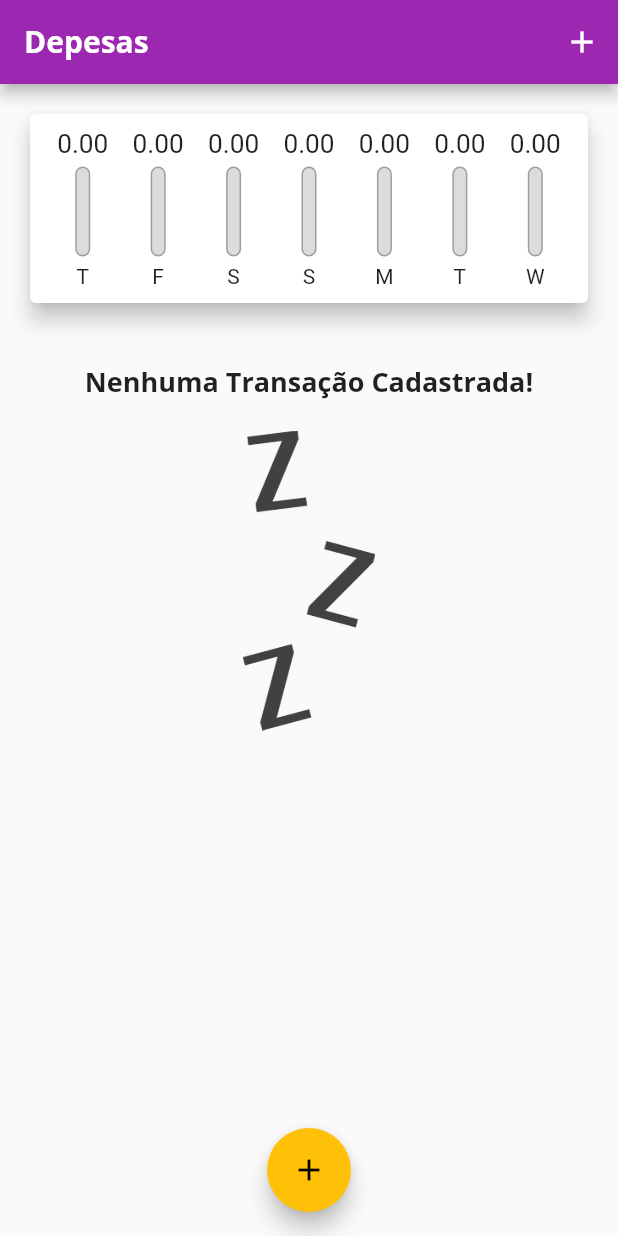
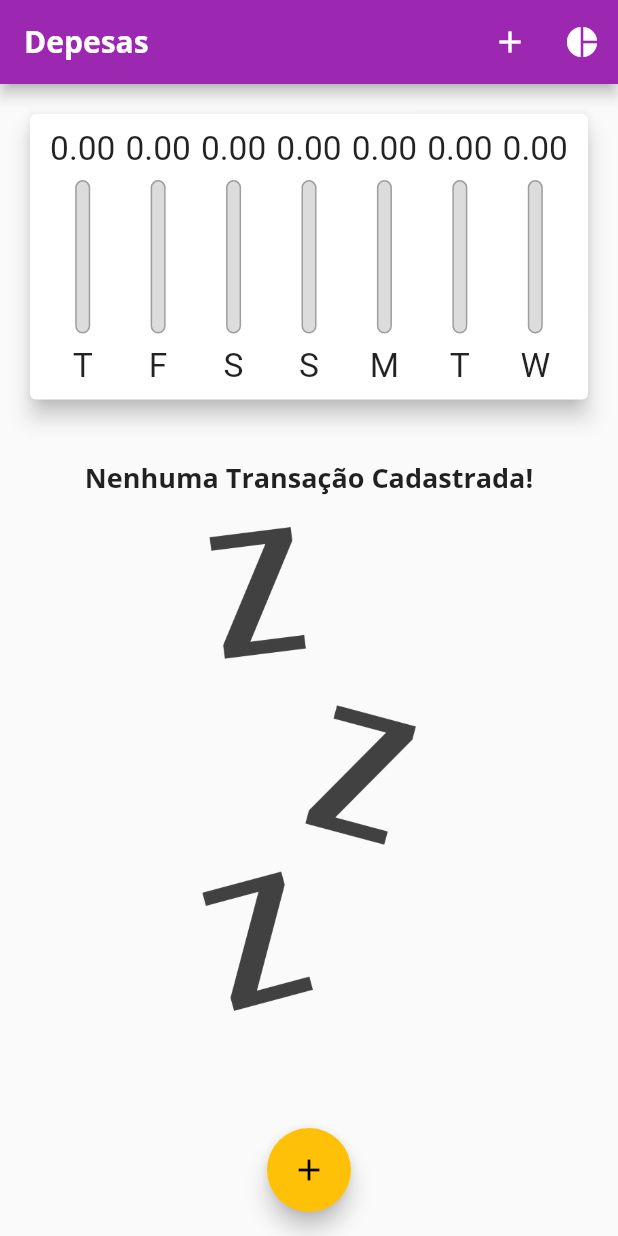
Before and after one commit to eriveltonmessias/expenses, a Flutter app: the screen it shows after launch, on a phone screen of 412 x 824 dp. Run offline on Flutter 3.47's test engine with Material 2 defaults, Android fonts, the phone set to English and light mode, and no system bars.

Commit message:
trabalhando responsividade do projeto

```diff
--- a/lib/components/chart_bar.dart
+++ b/lib/components/chart_bar.dart
@@ -10,16 +10,18 @@ class ChartBar extends StatelessWidget {
 
   @override
   Widget build(BuildContext context) {
+    return LayoutBuilder(
+      builder: (ctx, constraints) {
         return Column(
         children: [
           Container(
-          height: 20,
+            height: constraints.maxHeight * 0.15,
             child: FittedBox(child: Text(value.toStringAsFixed(2)),
             ),
           ),
-        SizedBox(height: 5,),
+          SizedBox(height: constraints.maxHeight * 0.05,),
           Container(
-          height: 60,
+            height: constraints.maxHeight * 0.6,
             width: 10,
             child: Stack(
               alignment: Alignment.bottomCenter,
@@ -46,9 +48,16 @@ class ChartBar extends StatelessWidget {
               ],
             ),
           ),
-        SizedBox(height: 5,),
-        Text(label)
+         SizedBox(height: constraints.maxHeight * 0.05,),
+          Container(
+            height: constraints.maxHeight * 0.15,
+            child: FittedBox(
+              child: Text(label),
+            ),
+            )
         ],
       );
       }
+    );
   }
+}
--- a/lib/components/transaction_form.dart
+++ b/lib/components/transaction_form.dart
@@ -49,10 +49,16 @@ _showDatePicker(){
 
   @override
   Widget build(BuildContext context) {
-    return  Card(
+    return  SingleChildScrollView(
+      child: Card(
                 elevation: 5,
                 child: Padding(
-                padding: const EdgeInsets.all(10),
+                  padding:  EdgeInsets.only(
+                    top: 10,
+                    left: 10,
+                    right: 10,
+                    bottom: 10 + MediaQuery.of(context).viewInsets.bottom
+                  ),
                   child: Column(
                     children: [
                       TextField(
@@ -106,6 +112,7 @@ _showDatePicker(){
                   ),
 
                 ),
+              ),
     );
   }
 }
--- a/lib/components/transaction_list.dart
+++ b/lib/components/transaction_list.dart
@@ -14,24 +14,26 @@ TransactionList(this.transactions, this.removeTransaction);
 
   @override
   Widget build(BuildContext context) {
-    return Container(
-      height: 300,
-      child: transactions.isEmpty ? Column(
+    return transactions.isEmpty ?
+    LayoutBuilder(builder: (context, constraints){
+       return Column(
       children: [
          SizedBox(height:20),
         Text('Nenhuma Transação Cadastrada!',
         style: Theme.of(context).textTheme.headline6
         ),
-          SizedBox(height:20),
+        SizedBox(height: 20),
         Container(
-            height: 200,
+          height: constraints.maxHeight * 0.6,
           child: Image.asset('assets/images/waiting.png',
           fit: BoxFit.cover,
           ),
 
         )
       ],
-      ) :
+    );
+    },
+    ):
      ListView.builder(
       itemCount: transactions.length,
       itemBuilder: (ctx, index){
@@ -59,7 +61,13 @@ TransactionList(this.transactions, this.removeTransaction);
                   subtitle: Text(
                     DateFormat('d MMM y').format(tr.date)
                   ),
-                    trailing: IconButton(
+                  trailing: MediaQuery.of(context).size.width > 480 ?
+                  FlatButton.icon(
+                  onPressed: () => removeTransaction(tr.id),
+                  icon:  Icon(Icons.delete),
+                  label: Text('Excluir'),
+                   textColor: Theme.of(context).errorColor,)
+                   :IconButton(
                    onPressed: () => removeTransaction(tr.id),
                    color: Theme.of(context).errorColor,
                    icon: Icon(Icons.delete)
@@ -70,8 +78,6 @@ TransactionList(this.transactions, this.removeTransaction);
 
             );
       },
-      )
-
     );
   }
 }
--- a/lib/main.dart
+++ b/lib/main.dart
@@ -57,8 +57,8 @@ class  ExpensesApp extends StatelessWidget {
 class _HomepageState extends State<Homepage> {
 
 
-   final List<Transaction> transactions = [
-    ];
+   final List<Transaction> transactions = [];
+   bool _showChart = false;
 
   List<Transaction> get _recentTransactions {
     return transactions.where((tr){
@@ -103,20 +103,57 @@ _removeTransaction(String id){
 
     @override
     Widget build(BuildContext context) {
+        final  mediaQuery =  MediaQuery.of(context);
+        bool isLandscape =  mediaQuery.orientation == Orientation.landscape;
+
+      final Appbar = AppBar(title: Text('Depesas'),
+        actions: [
+          IconButton(onPressed: () => _openTransactionFormModal(context),
+           icon: Icon(Icons.add),
+           ),
+           IconButton(
+             onPressed: (){
+               setState(() {
+                 _showChart = !_showChart;
+               });
+             },
+           icon: Icon(_showChart ? Icons.list: Icons.pie_chart),
+           ),
+
+        ],
+        );
+
+      final availabeleHeight = mediaQuery.size.height
+                              - Appbar.preferredSize.height - mediaQuery.padding.top;
+
       return Scaffold(
-        appBar: AppBar(title: Text('Depesas'),
-        actions: [
-          IconButton(onPressed: (){},
-           icon: Icon(Icons.add),
-           )
-        ],
-        ),
+        appBar: Appbar,
         body: SingleChildScrollView(
           child: Column(
             crossAxisAlignment: CrossAxisAlignment.stretch,
             children: [
-              Chart(_recentTransactions),
-              TransactionList(transactions, _removeTransaction),
+            /*if(isLandscape)
+              Row(
+                mainAxisAlignment: MainAxisAlignment.center,
+                children: [
+                  Text('Exibir Gráfico'),
+                  Switch(value: _showChart,
+                   onChanged: (value){
+                     setState(() {
+                       _showChart = value;
+                     });
+                   })
+
+                ],
+              ),*/
+              if(_showChart || !isLandscape)Container(
+                height: availabeleHeight * (isLandscape ? 0.7 : 0.3),
+                child: Chart(_recentTransactions),
+              ),
+              if(!_showChart || !isLandscape)Container(
+                height:  availabeleHeight * (isLandscape ? 1 : 0.7),
+                child: TransactionList(transactions, _removeTransaction)
+                ,),
 
             ],
           ),
```
Lines whose indentation alone changed are shown as unchanged.
